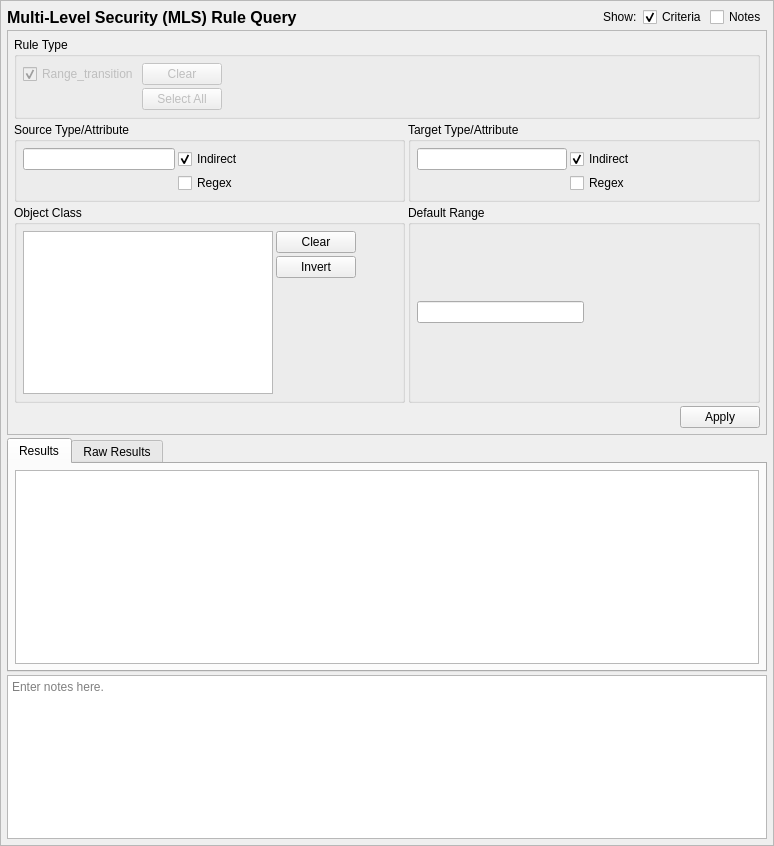
The window that data/mlsrulequery.ui (SELinuxProject/setools) describes before a commit, drawn with Qt 5.
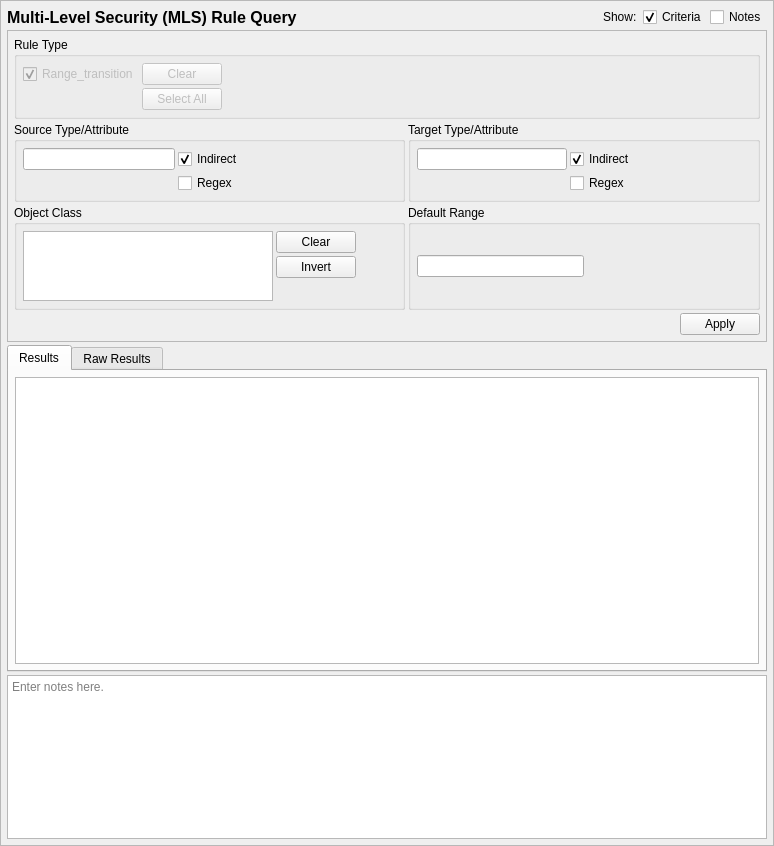
The same window after the commit.

Commit message: rule queries.ui: revise vertical stretch so preference is given to results

```diff
--- a/data/mlsrulequery.ui
+++ b/data/mlsrulequery.ui
@@ -65,7 +65,7 @@
       <property name="sizePolicy">
        <sizepolicy hsizetype="Preferred" vsizetype="MinimumExpanding">
         <horstretch>0</horstretch>
-        <verstretch>1</verstretch>
+        <verstretch>2</verstretch>
        </sizepolicy>
       </property>
       <property name="currentIndex">
@@ -233,7 +233,7 @@
       <property name="sizePolicy">
        <sizepolicy hsizetype="Preferred" vsizetype="Preferred">
         <horstretch>0</horstretch>
-        <verstretch>0</verstretch>
+        <verstretch>1</verstretch>
        </sizepolicy>
       </property>
       <property name="minimumSize">
@@ -252,6 +252,12 @@
     </item>
     <item row="1" column="0" colspan="6">
      <widget class="QFrame" name="criteria_frame">
+      <property name="sizePolicy">
+       <sizepolicy hsizetype="Preferred" vsizetype="Preferred">
+        <horstretch>0</horstretch>
+        <verstretch>1</verstretch>
+       </sizepolicy>
+      </property>
       <property name="maximumSize">
        <size>
         <width>16777215</width>
```
The commit also changes 2 other files.
